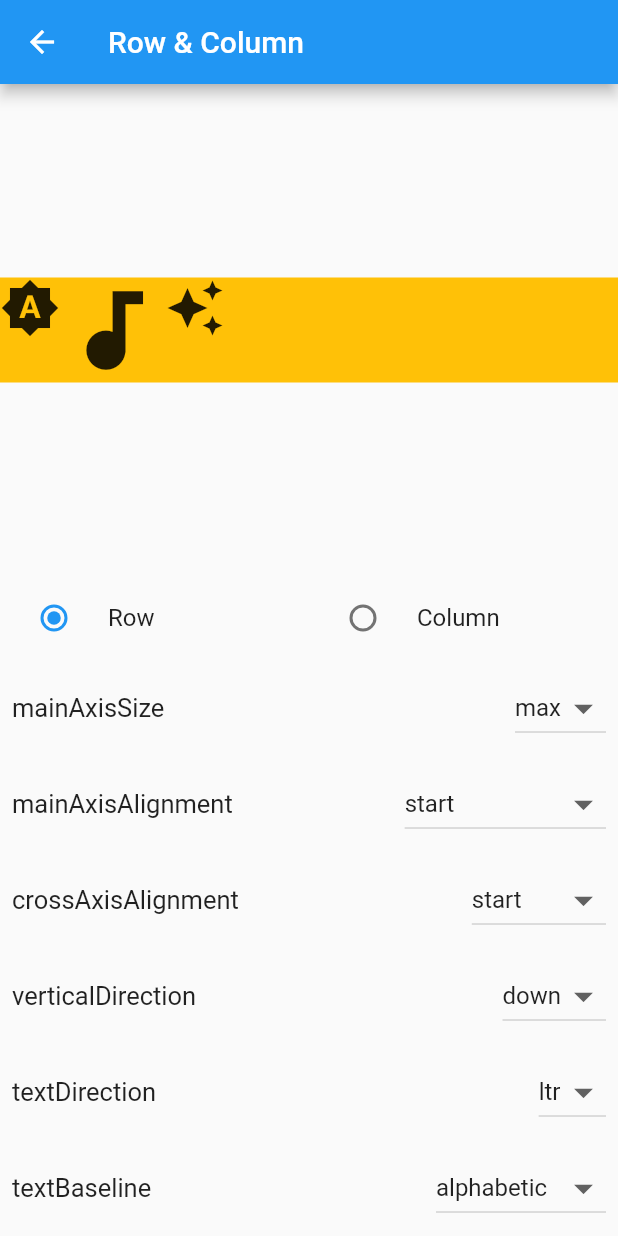
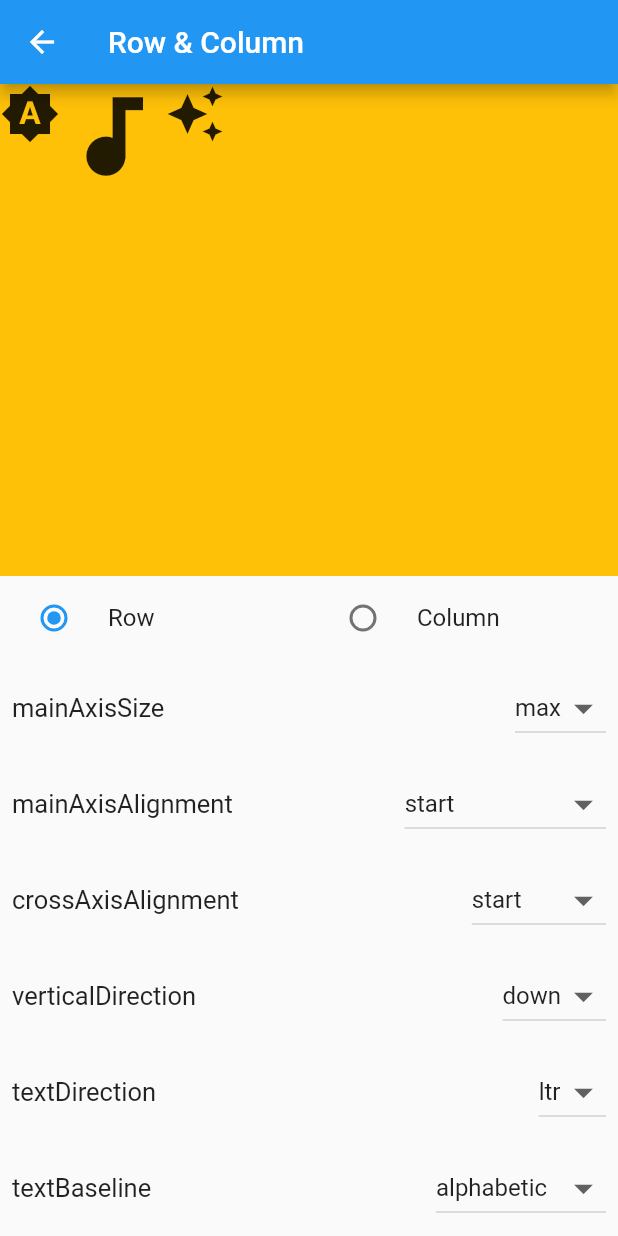
Before and after one commit to luke-nguyen-goldenowl/flutter_widget_app, a Flutter app: the RowAndColumn screen opened directly, on a phone screen of 412 x 824 dp. Run offline on Flutter 3.47's test engine with Material 2 defaults, Android fonts, the phone set to English and light mode, and no system bars.

Commit message:
9/11 last commit

```diff
--- a/lib/screens/row_and_column.dart
+++ b/lib/screens/row_and_column.dart
@@ -1,7 +1,7 @@
 import 'package:flutter/material.dart';
+import 'package:flutter_widget_app/widgets/form_radio_list_title.dart';
 
 enum ShowListType { column, row }
-//enum MainAxisAlignment {start, end, center, spaceAround, spaceBetween, spaceEvenly}
 
 class RowAndColumn extends StatefulWidget {
   static const String routeName = '/row-&-column';
@@ -13,13 +13,19 @@ class RowAndColumn extends StatefulWidget {
 }
 
 class RowAndColumnState extends State<RowAndColumn> {
-  ShowListType? _type = ShowListType.row;
+  ShowListType _type = ShowListType.row;
   MainAxisSize mySize = MainAxisSize.max;
   MainAxisAlignment myMainAlign = MainAxisAlignment.start;
   CrossAxisAlignment myCrossAlign = CrossAxisAlignment.start;
   VerticalDirection verticalDir = VerticalDirection.down;
   TextDirection textDir = TextDirection.ltr;
   TextBaseline textBLine = TextBaseline.alphabetic;
+
+  void _onChangedShowListType(ShowListType? value) {
+    setState(() {
+      _type = value!;
+    });
+  }
 
   @override
   Widget build(BuildContext context) {
@@ -31,10 +37,7 @@ class RowAndColumnState extends State<RowAndColumn> {
         children: [
           Expanded(
             child: _type == ShowListType.column
-                ? Row(
-                    mainAxisAlignment: MainAxisAlignment.center,
-                    children: [
-                      Container(
+                ? Container(
                     color: Colors.amber,
                     child: Column(
                       mainAxisSize: mySize,
@@ -43,19 +46,23 @@ class RowAndColumnState extends State<RowAndColumn> {
                       verticalDirection: verticalDir,
                       textDirection: textDir,
                       textBaseline: textBLine,
-                          children: [
-                            _myIcon(40, Icons.brightness_auto),
-                            _myIcon(70, Icons.audiotrack),
-                            _myIcon(40, Icons.auto_awesome),
+                      children: const [
+                        Icon(
+                          Icons.brightness_auto,
+                          size: 40,
+                        ),
+                        Icon(
+                          Icons.audiotrack,
+                          size: 70,
+                        ),
+                        Icon(
+                          Icons.auto_awesome,
+                          size: 40,
+                        ),
                       ],
                     ),
-                      ),
-                    ],
                   )
-                : Column(
-                    mainAxisAlignment: MainAxisAlignment.center,
-                    children: [
-                      Container(
+                : Container(
                     color: Colors.amber,
                     child: Row(
                       mainAxisSize: mySize,
@@ -64,20 +71,41 @@ class RowAndColumnState extends State<RowAndColumn> {
                       verticalDirection: verticalDir,
                       textDirection: textDir,
                       textBaseline: textBLine,
-                          children: [
-                            _myIcon(40, Icons.brightness_auto),
-                            _myIcon(70, Icons.audiotrack),
-                            _myIcon(40, Icons.auto_awesome),
-                          ],
+                      children: const [
+                        Icon(
+                          Icons.brightness_auto,
+                          size: 40,
                         ),
+                        Icon(
+                          Icons.audiotrack,
+                          size: 70,
+                        ),
+                        Icon(
+                          Icons.auto_awesome,
+                          size: 40,
                         ),
                       ],
                     ),
                   ),
+          ),
           Row(
             children: [
-              _myRadioLT('Row', ShowListType.row),
-              _myRadioLT('Column', ShowListType.column),
+              Expanded(
+                child: FormRadioListTitle(
+                  'Row',
+                  ShowListType.row,
+                  _type,
+                  onChanged: _onChangedShowListType,
+                ),
+              ),
+              Expanded(
+                child: FormRadioListTitle(
+                  'Column',
+                  ShowListType.column,
+                  _type,
+                  onChanged: _onChangedShowListType,
+                ),
+              ),
             ],
           ),
           _myDrop<MainAxisSize>(
@@ -175,30 +203,4 @@ class RowAndColumnState extends State<RowAndColumn> {
       ),
     );
   }
-
-  Widget _myRadioLT(String text, ShowListType showType) {
-    return Expanded(
-      child: RadioListTile<ShowListType>(
-        title: Text(text),
-        value: showType,
-        groupValue: _type,
-        onChanged: (ShowListType? value) {
-          setState(() {
-            _type = value;
-          });
-        },
-      ),
-    );
 }
-
-  Widget _myIcon(double size, IconData myIcon) {
-    return SizedBox(
-      height: size,
-      width: size,
-      child: Icon(
-        myIcon,
-        size: size,
-      ),
-    );
-  }
-}
--- /dev/null
+++ b/lib/widgets/form_radio_list_title.dart
@@ -0,0 +1,22 @@
+import 'package:flutter/material.dart';
+
+class FormRadioListTitle<T> extends StatelessWidget {
+  const FormRadioListTitle(this.text, this.value, this.groupValue,
+      {Key? key, required this.onChanged})
+      : super(key: key);
+
+  final String text;
+  final T value;
+  final T groupValue;
+  final Function(T?)? onChanged;
+
+  @override
+  Widget build(BuildContext context) {
+    return RadioListTile<T>(
+      title: Text(text),
+      value: value,
+      groupValue: groupValue,
+      onChanged: onChanged,
+    );
+  }
+}
```
Also changed, not shown: lib/screens/bottom_app_bar_view.dart (+27 -17 lines), lib/screens/container_view.dart (+27 -3 lines), lib/widgets/form_dropdowm.dart (added, +10 -0 lines), 1 other file. Lines whose indentation alone changed are shown as unchanged.
